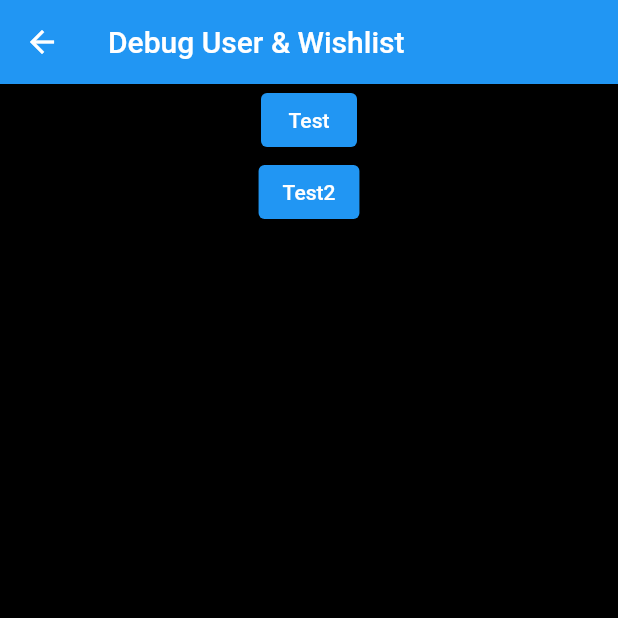
After one commit to DaveHo19/AgileDevProject, a Flutter app: the DebugWishlist screen opened directly, on a phone screen of 412 x 824 dp, the top half of it. The commit adds this screen. Run offline on Flutter 3.47's test engine with Material 2 defaults, Android fonts, the phone set to English and light mode, and no system bars; our stand-ins replace cloud_firestore, file_picker, firebase_auth, firebase_core, firebase_storage, flutter_svg and 1 more; missing offline and left inert: dart:html, dart:js_util; accounts and stored records are empty.

Commit message:
Minor Update
Changes
- Added Wishlist button in every product scene.
- Added retrieve user's wish list query and functions.
- Added update user's wish list query in firebase.

```diff
--- a/agile_project/lib/models/userInfo.dart
+++ b/agile_project/lib/models/userInfo.dart
@@ -11,8 +11,11 @@ class UserInfomation{
   */
   final int accountLevel;
 
+  String? phoneNumber;
+  String? gender;
+
   List<String> wishList;
-  Map<String, String> addressMap;
+  Map<String, dynamic> addressMap;
 
   //future uses
   List<String> orderList;
@@ -22,6 +25,8 @@ class UserInfomation{
     required this.userName,
     required this.emailAddress,
     required this.accountLevel,
+    this.gender,
+    this.phoneNumber,
     this.wishList = const [],
     this.addressMap = const {},
     this.orderList = const [],
--- /dev/null
+++ b/agile_project/lib/scenes/debug/debug_wishlist.dart
@@ -0,0 +1,121 @@
+import 'package:agile_project/models/user.dart';
+import 'package:agile_project/services/databaseService.dart';
+import "package:flutter/material.dart";
+import 'package:provider/provider.dart';
+
+class DebugWishlist extends StatefulWidget {
+  const DebugWishlist({ Key? key }) : super(key: key);
+
+  @override
+  State<DebugWishlist> createState() => _DebugWishlistState();
+}
+
+class _DebugWishlistState extends State<DebugWishlist> {
+  List<String> wishList = <String>[];
+  Map<String, dynamic> billingAddress = <String, dynamic>{};
+  String userId = "";
+  @override
+  void initState() {
+    // TODO: implement initState
+    super.initState();
+  }
+
+  @override
+  Widget build(BuildContext context) {
+    initialUserInfo();
+
+    return Scaffold(
+        backgroundColor: Colors.black,
+        appBar: AppBar(
+          title: Text('Debug User & Wishlist'),
+          elevation: 0.0,
+        ),
+        body: Container(
+          child: Center(
+            child: Column(
+              children: [
+                ElevatedButton(
+                  onPressed: () async {
+                  print("test");
+                  addDummyDataForWishList("Test");
+                  },
+                child: const Text("Test"),),
+                ElevatedButton(
+                  onPressed: () async {
+                  print("test2");
+                  addDummyDataForWishList("Test2");
+                  },
+                child: const Text("Test2"),)
+          ])),
+        ),
+      );
+  }
+
+  void initialUserInfo() async {
+    print("initialUserInfo run #1");
+    var user = Provider.of<AppUser?>(context);
+    // DatabaseService dbService = DatabaseService();
+    // if (user != null){
+    //   print("initialUserInfo run #2 - user not null");
+    //   UserInfomation userInfo = await dbService.getUserInformation(user.uid);
+    //   // Map<String, String> currentAddressMap = userInfo.addressMap;
+    //   print("initialUserInfo run #2.5 - created userInfo");
+    //   billingAddress = userInfo.addressMap;
+    //   print("initialUserInfo run #3 - Get billing address");
+    //   if (billingAddress.isNotEmpty){
+    //     print("initialUserInfo run #4 - billing address not null");
+    //     billingAddress.forEach((key, value) {
+    //       print(key.toString());
+    //       print(value.toString());
+
+    //     });
+    //   } else {
+    //     print ("Map is currently empty");
+    //   }
+    //   List<dynamic> tempList = userInfo.wishList;
+    //   print("initialUserInfo run #5 - get wish list");
+    //   if (tempList.isNotEmpty){
+    //     print("initialUserInfo run #6 - Wislist not null");
+    //     tempList.forEach((element) {
+    //       wishList.add(element.toString());
+    //     });
+    //   } else {
+    //     print ("Wishlist is currently empty");
+    //   }
+    // } else {
+    //   print("There is no user login");
+    // }
+    DatabaseService dbService = DatabaseService();
+    if (user != null){
+      userId = user.uid;
+    List<dynamic> tList = await dbService.getUserWishlist(userId);
+    if (tList.isNotEmpty){
+      tList.forEach((element) {
+        wishList.add(tList.toString());
+      });
+    } else{
+      print ("List is empty");
+    }
+    }else{
+      print ("User is null");
+    }
+  }
+
+  void addDummyDataForWishList(String val) async {
+    print("Checked #1");
+    if(wishList.contains(val)){
+      wishList.remove(val);
+    } else {
+      wishList.add(val);
+    }
+
+
+    DatabaseService dbService = DatabaseService();
+    dynamic result = await dbService.updateUserWishlist(userId, wishList);
+    if (result == null){
+      ScaffoldMessenger.of(context).showSnackBar(const SnackBar(content: Text("Created!")));
+    } else {
+      ScaffoldMessenger.of(context).showSnackBar(const SnackBar(content: Text("Failed!")));
+    }
+  }
+}
--- a/agile_project/lib/scenes/home/HomeBookList.dart
+++ b/agile_project/lib/scenes/home/HomeBookList.dart
@@ -73,7 +73,7 @@ class _HomeBookListState extends State<HomeBookList> {
 
   Widget _buildBook(Book book){
     return Container(
-      height: 400,
+      height: 120,
       width: 100,
       child: GestureDetector(
         child: Card(
--- a/agile_project/lib/wrapper.dart
+++ b/agile_project/lib/wrapper.dart
@@ -9,6 +9,7 @@ import 'package:agile_project/scenes/authentication/register/RegisterScene.dart'
 import 'package:agile_project/scenes/debug/debug_auth.dart';
 import 'package:agile_project/scenes/debug/debug_image.dart';
 import 'package:agile_project/scenes/debug/debug_retrieve.dart';
+import 'package:agile_project/scenes/debug/debug_wishlist.dart';
 import 'package:agile_project/scenes/home/HomeScene.dart';
 import 'package:agile_project/scenes/product/ManageProductScene.dart';
 import 'package:agile_project/scenes/product/ViewProductScene.dart';
@@ -95,7 +96,7 @@ class _WrapperState extends State<Wrapper> {
               ),
               const PopupMenuItem<int>(
                 value: 5,
-                child: Text("Debug-Retrieve"),
+                child: Text("Debug-Wishlist"),
               ),
             ],
             onSelected: (int i) => {
@@ -183,7 +184,7 @@ class _WrapperState extends State<Wrapper> {
         Navigator.push(context, MaterialPageRoute(builder: (context) => const DebugImage()));
       break;
       case 5:
-        Navigator.push(context, MaterialPageRoute(builder: (context) => const DebugRetrieve()));
+        Navigator.push(context, MaterialPageRoute(builder: (context) => const DebugWishlist()));
       break;
     }
   }
```
Also changed, not shown: agile_project/lib/scenes/product/ViewProductScene.dart (+55 -2 lines), agile_project/lib/services/databaseService.dart (+46 -3 lines).
